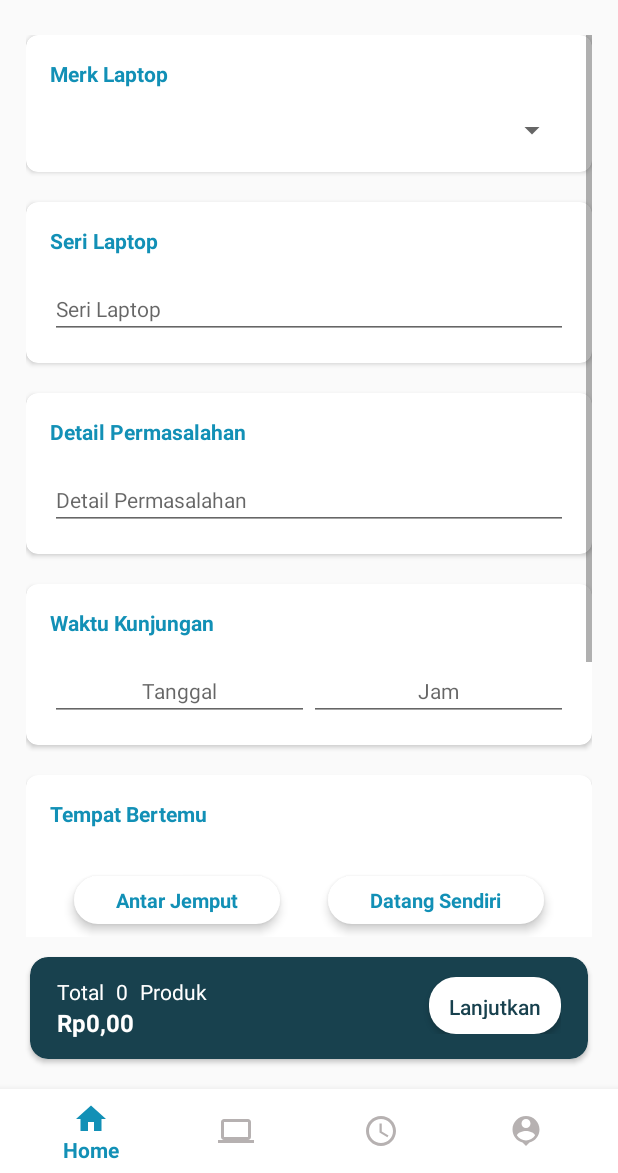
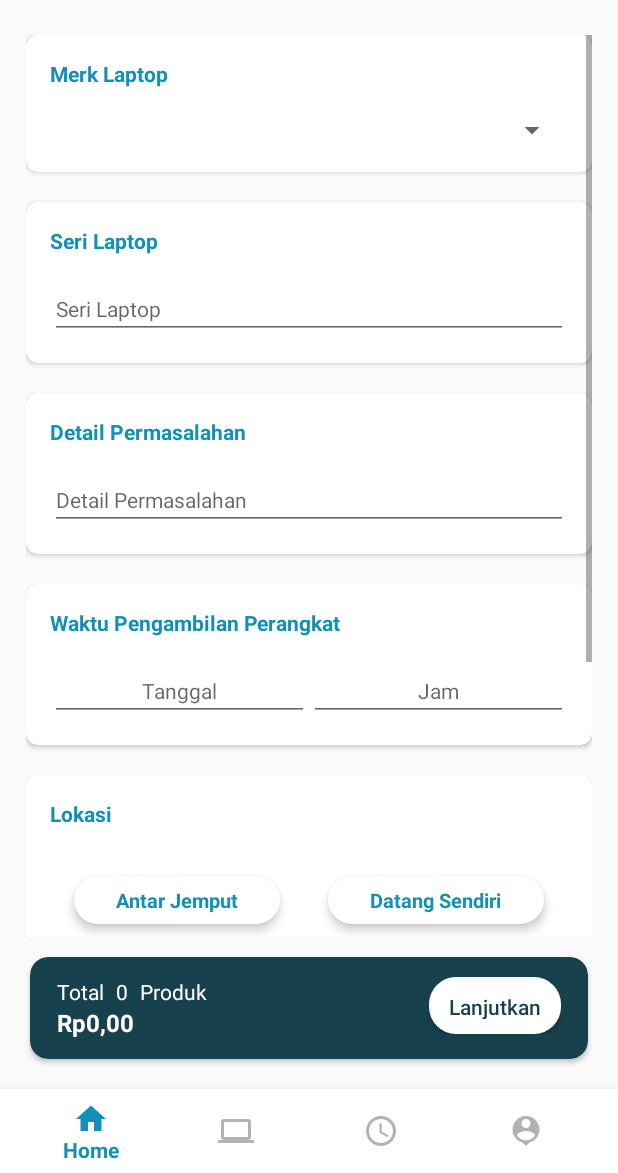
Before and after one commit to Ilhamarr/TroubleshootAndroid, an Android app: the OrderFragment screen opened through its navigation route, on a phone screen of 412 x 824 dp, the part 63-1236 px from its top. Run offline under Robolectric (Android 15) with nearby library versions, the phone set to English and light mode, and no system bars; our stand-ins replace navigation-ui; libraries missing offline, so code that uses them is left out: com.wdullaer.materialdatetimepicker; 2 statements that could not run were skipped.

Commit message:
revisi layout order/form pemesanan

```diff
--- a/app/src/main/res/layout/fragment_order.xml
+++ b/app/src/main/res/layout/fragment_order.xml
@@ -169,7 +169,7 @@
                     <TextView
                         android:layout_width="wrap_content"
                         android:layout_height="wrap_content"
-                        android:text="Waktu Kunjungan"
+                        android:text="Waktu Pengambilan Perangkat"
                         android:textColor="@color/colortrb"
                         android:textSize="14sp"
                         android:textStyle="bold" />
@@ -223,7 +223,7 @@
                     <TextView
                         android:layout_width="wrap_content"
                         android:layout_height="wrap_content"
-                        android:text="Tempat Bertemu"
+                        android:text="Lokasi"
                         android:textColor="@color/colortrb"
                         android:textSize="14sp"
                         android:textStyle="bold" />
```
